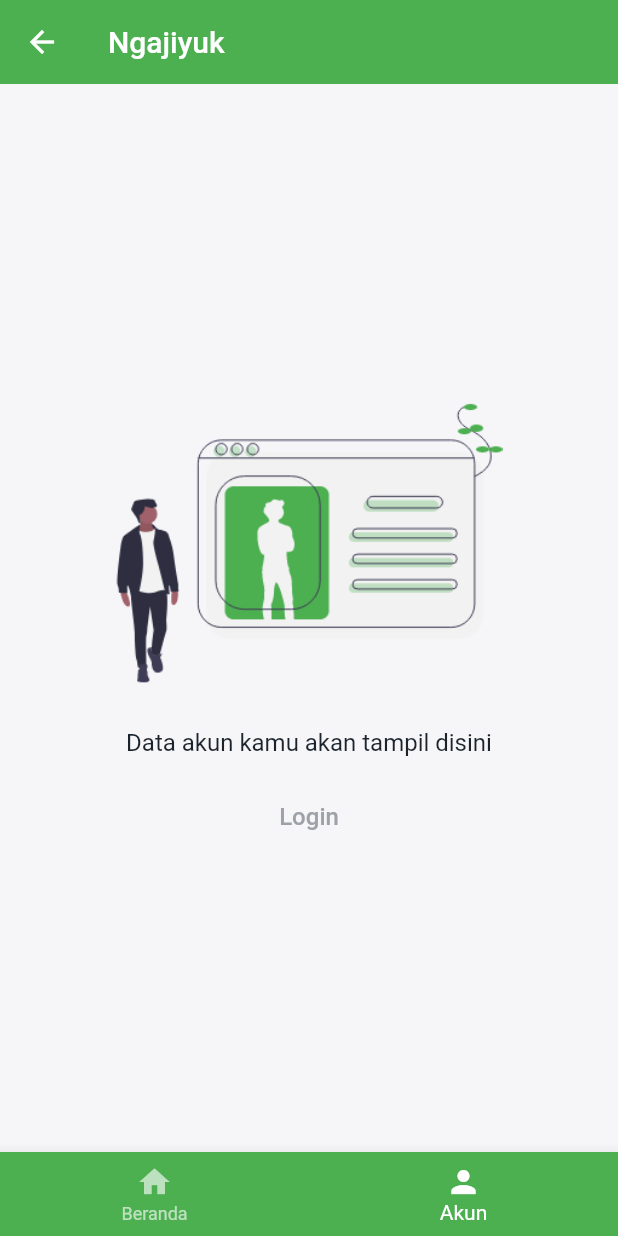
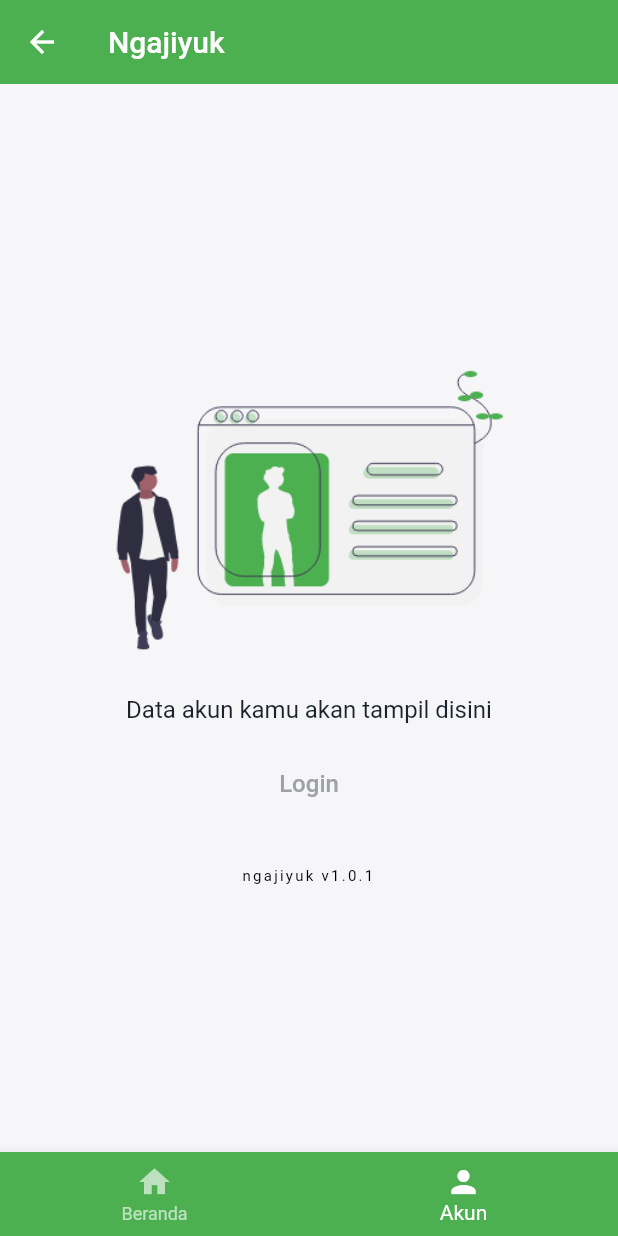
Before and after one commit to bakhtiararifin/ngajiyuk, a Flutter app: the HomePage screen opened directly, item 2 of the bottom bar chosen, on a phone screen of 412 x 824 dp. Run offline on Flutter 3.47's test engine with Material 2 defaults, Android fonts, the phone set to English and light mode, and no system bars; our stand-ins replace bloc, cached_network_image, cloud_firestore, firebase_analytics, firebase_auth, firebase_core and 10 more; accounts and stored records are empty; generated files the repository leaves out were written again.

Commit message:
get app version from pubspec

```diff
--- a/lib/common/features/dashboard/widgets/account_tab.dart
+++ b/lib/common/features/dashboard/widgets/account_tab.dart
@@ -9,15 +9,41 @@ import 'package:flutter_bloc/flutter_bloc.dart';
 import 'package:ngajiyuk/core/theme/app_colors.dart';
 import 'package:ngajiyuk/core/theme/app_sizes.dart';
 import 'package:ngajiyuk/core/theme/app_typography.dart';
+import 'package:package_info/package_info.dart';
 
-class AccountTab extends StatelessWidget {
+class AccountTab extends StatefulWidget {
+  @override
+  _AccountTabState createState() => _AccountTabState();
+}
+
+class _AccountTabState extends State<AccountTab> {
+  PackageInfo _packageInfo = PackageInfo(
+    appName: 'Unknown',
+    packageName: 'Unknown',
+    version: 'Unknown',
+    buildNumber: 'Unknown',
+  );
+
+  @override
+  void initState() {
+    super.initState();
+    _initPackageInfo();
+  }
+
+  Future<void> _initPackageInfo() async {
+    final PackageInfo info = await PackageInfo.fromPlatform();
+    setState(() {
+      _packageInfo = info;
+    });
+  }
+
   @override
   Widget build(BuildContext context) {
     return BlocBuilder<UserBloc, UserState>(
       builder: (context, state) {
         return state.maybeWhen(
-          success: (User user) => _LoggedInAccount(),
-          orElse: () => _NotLoggedInUser(),
+          success: (User user) => _LoggedInAccount(packageInfo: _packageInfo),
+          orElse: () => _NotLoggedInUser(packageInfo: _packageInfo),
         );
       },
     );
@@ -25,6 +51,10 @@ class AccountTab extends StatelessWidget {
 }
 
 class _NotLoggedInUser extends StatelessWidget {
+  final PackageInfo packageInfo;
+
+  const _NotLoggedInUser({Key key, this.packageInfo}) : super(key: key);
+
   @override
   Widget build(BuildContext context) {
     return Padding(
@@ -57,6 +87,12 @@ class _NotLoggedInUser extends StatelessWidget {
               onPressed: () => _gotoLogin(context),
             ),
           ),
+          SizedBox(height: AppSizes.paddingLarge),
+          Text(
+            'ngajiyuk v${packageInfo.version}',
+            textAlign: TextAlign.center,
+            style: Theme.of(context).textTheme.overline,
+          ),
         ],
       ),
     );
@@ -77,8 +113,11 @@ class _NotLoggedInUser extends StatelessWidget {
 }
 
 class _LoggedInAccount extends StatelessWidget {
+  final PackageInfo packageInfo;
+
   const _LoggedInAccount({
     Key key,
+    this.packageInfo,
   }) : super(key: key);
 
   @override
@@ -91,7 +130,7 @@ class _LoggedInAccount extends StatelessWidget {
         _LogoutButton(),
         SizedBox(height: AppSizes.paddingLarge),
         Text(
-          'ngajiyuk v1.0.1',
+          'ngajiyuk v${packageInfo.version}',
           textAlign: TextAlign.center,
           style: Theme.of(context).textTheme.overline,
         ),
--- a/pubspec.yaml
+++ b/pubspec.yaml
@@ -3,7 +3,7 @@ description: A new Flutter project.
 
 publish_to: 'none' # Remove this line if you wish to publish to pub.dev
 
-version: 1.0.0+2
+version: 1.0.1+2
 
 environment:
   sdk: ">=2.7.0 <3.0.0"
@@ -25,6 +25,7 @@ dependencies:
   injectable: ^1.1.0
   intl: ^0.16.0
   json_serializable: ^3.5.1
+  package_info: ^0.4.3+4
   rxdart: ^0.25.0
   sentry_flutter: ^4.0.6
   url_launcher: ^5.7.10
```
Also changed, not shown: pubspec.lock.
